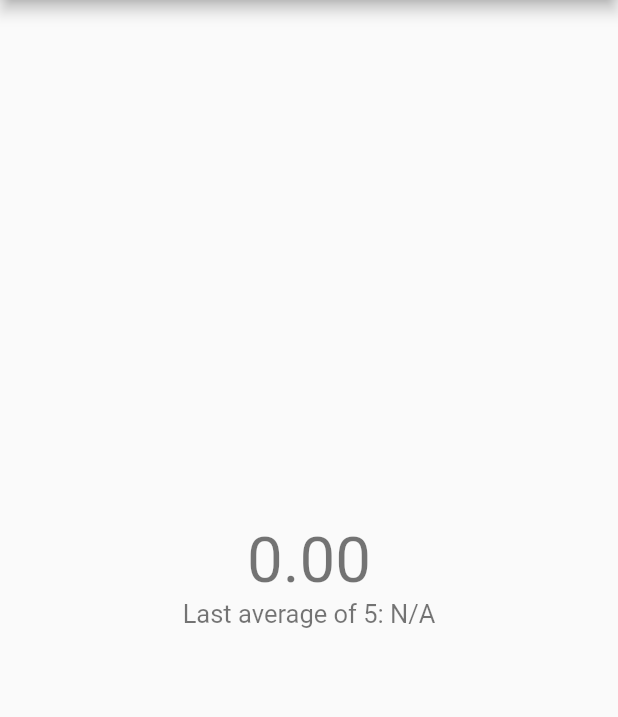
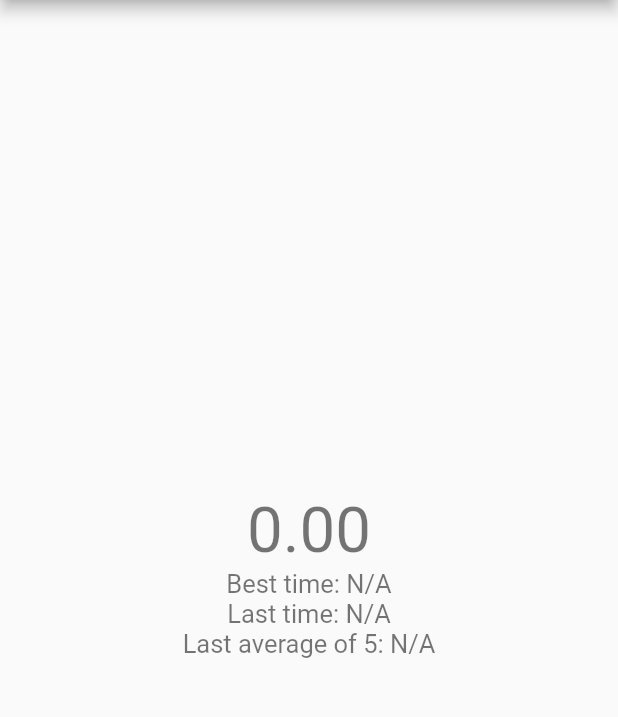
Before and after one commit to adindotdev/BasicCubeTimer, a Flutter app: the screen it shows after launch, on a phone screen of 412 x 824 dp, the part 84-801 px from its top. Run offline on Flutter 3.47's test engine with Material 2 defaults, Android fonts, the phone set to English and light mode, and no system bars.

Commit message:
Add best time and fix last time implementation

```diff
--- a/lib/main.dart
+++ b/lib/main.dart
@@ -107,8 +107,20 @@ class _BasicCubeTimerState extends State<BasicCubeTimerHome> {
   }
 
   String _getLastTime() {
+    if (_listOfTimes.length >= 2) {
+      if (_stopwatch.isRunning) {
+        return (_listOfTimes.last).toStringAsFixed(_useMilliseconds ? 3 : 2);
+      } else {
+        return (_listOfTimes[_listOfTimes.length - 2])
+            .toStringAsFixed(_useMilliseconds ? 3 : 2);
+      }
+    }
+    return "N/A";
+  }
+
+  String _getBestTime() {
     if (_listOfTimes.isNotEmpty) {
-      return (_listOfTimes.last).toStringAsFixed(_useMilliseconds ? 3 : 2);
+      return _listOfTimes.reduce(min).toStringAsFixed(_useMilliseconds ? 3 : 2);
     }
     return "N/A";
   }
@@ -122,7 +134,7 @@ class _BasicCubeTimerState extends State<BasicCubeTimerHome> {
     return showDialog(
           context: context,
           builder: (context) => new AlertDialog(
-                title: new Text('Short practice eh'),
+                title: new Text('Short practice eh...'),
                 content: new Text('Are you really sure you want to exit?'),
                 actions: <Widget>[
                   new FlatButton(
@@ -186,6 +198,20 @@ class _BasicCubeTimerState extends State<BasicCubeTimerHome> {
                         .apply(fontSizeFactor: 1.25),
                   ),
                   new Text(
+                    "Best time: " + _getBestTime(),
+                    style: Theme.of(context)
+                        .textTheme
+                        .display1
+                        .apply(fontSizeFactor: 0.5),
+                  ),
+                  new Text(
+                    "Last time: " + _getLastTime(),
+                    style: Theme.of(context)
+                        .textTheme
+                        .display1
+                        .apply(fontSizeFactor: 0.5),
+                  ),
+                  new Text(
                     "Last average of 5: " + _getLastAvgOfFive(),
                     style: Theme.of(context)
                         .textTheme
```
